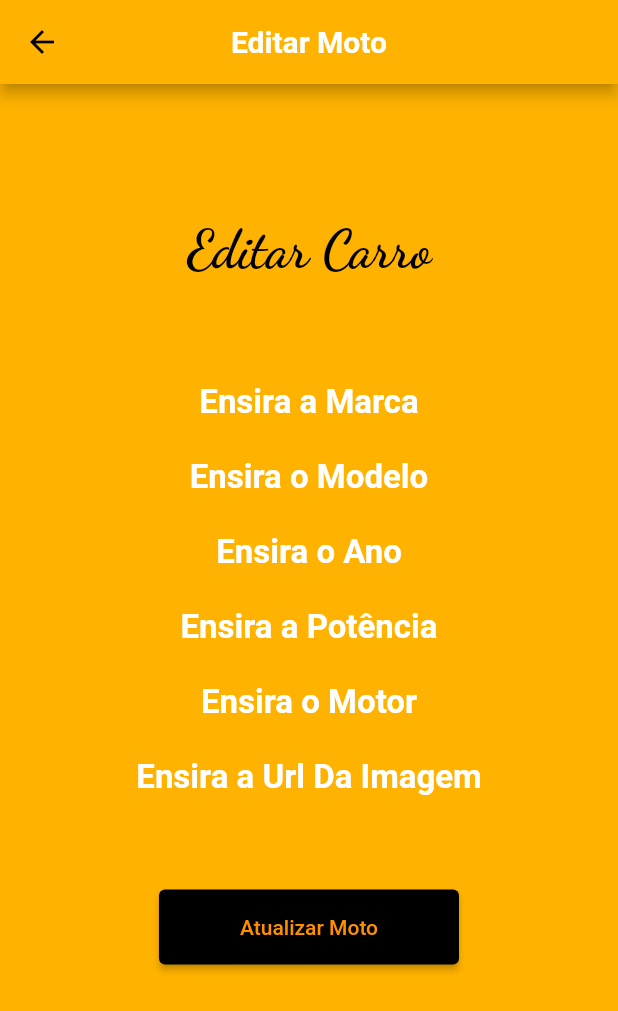
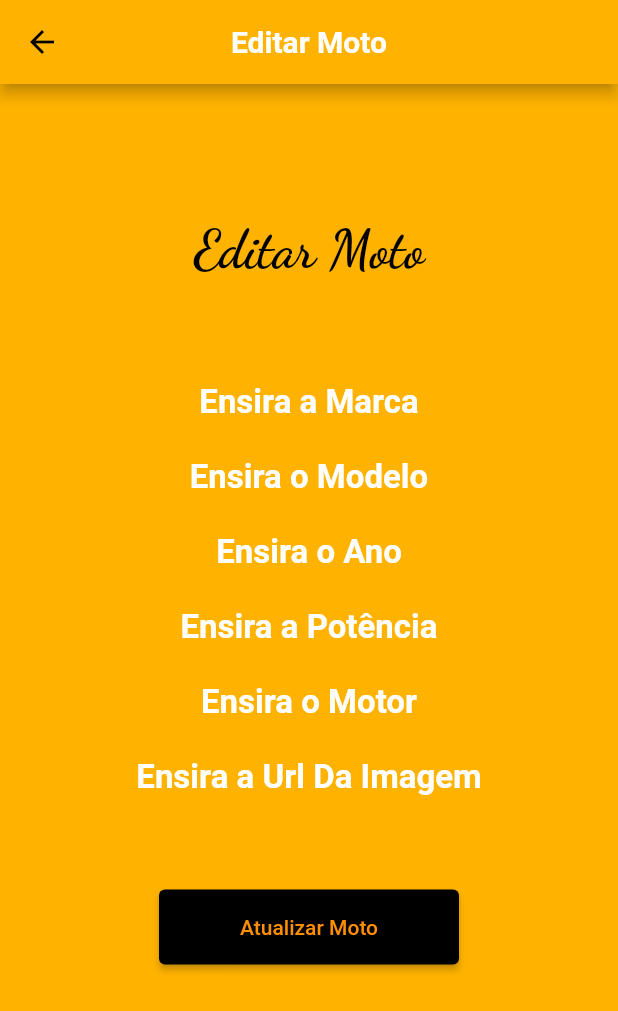
Before and after one commit to marcio1998/show_room_app, a Flutter app: the EditarMoto screen opened by its route, on a phone screen of 412 x 824 dp. Shown: the top 1011 px of the screen. Run offline on Flutter 3.47's test engine with Material 2 defaults, Android fonts, the phone set to English and light mode, and no system bars; our stand-ins replace cloud_firestore, firebase_auth, firebase_core; accounts and stored records are empty.

Commit message:
Ajustes e finalização

```diff
--- a/lib/EditarMoto.dart
+++ b/lib/EditarMoto.dart
@@ -52,7 +52,7 @@ class _EditarMotoState extends State<EditarMoto> {
               Container(
                 margin: EdgeInsets.only(bottom: 40),
                 child: Text(
-                  "Editar Carro",
+                  "Editar Moto",
                   style: Theme.of(context).textTheme.headline1,
                 ),
               ),
--- a/lib/UsuariosCadastrados.dart
+++ b/lib/UsuariosCadastrados.dart
@@ -15,7 +15,7 @@ class _UsuariosCadastradosState extends State<UsuariosCadastrados> {
     return Scaffold(
       appBar: AppBar(
         title: Text(
-          "Carros Cadastrados",
+          "Usuários Cadastrados",
           style: Theme.of(context).appBarTheme.titleTextStyle,
         ),
       ),
```
